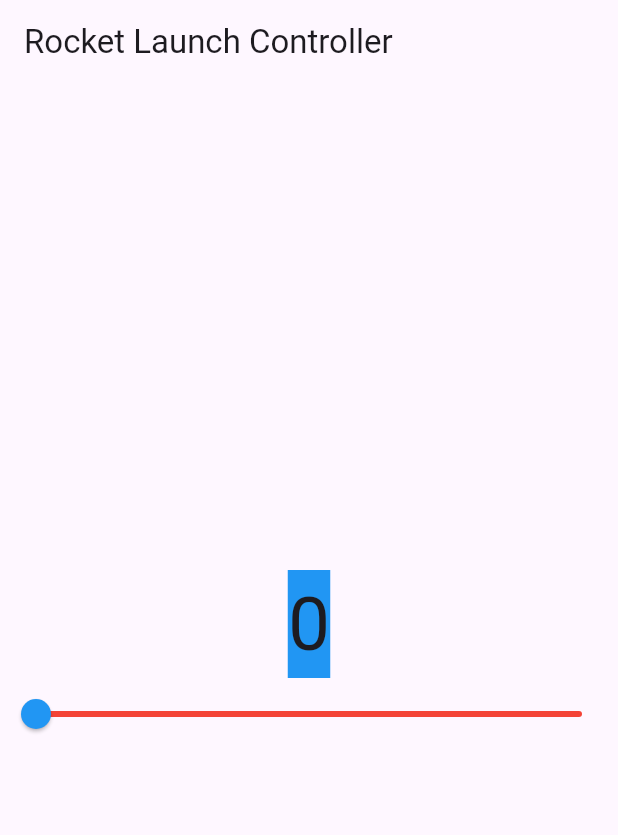
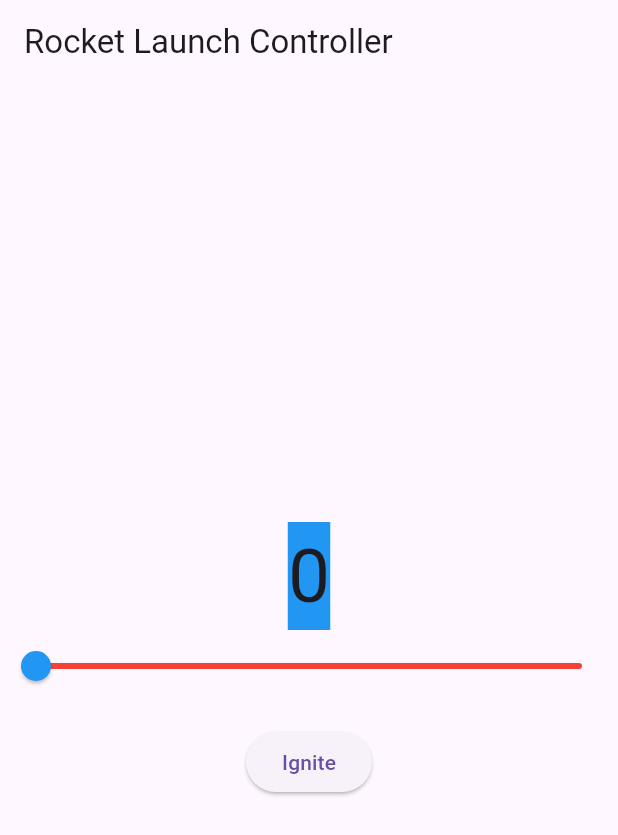
Before and after one commit to AyanLakhani14/rocket-launch-controller, a Flutter app: the screen it shows after launch, on a phone screen of 412 x 824 dp. Shown: the top 835 px of the screen. Run offline on Flutter 3.47's test engine with Material 3 defaults, Android fonts, the phone set to English and light mode, and no system bars.

Commit message:
Objective 1: Add Ignite button

```diff
--- a/lib/main.dart
+++ b/lib/main.dart
@@ -25,6 +25,16 @@ class CounterWidget extends StatefulWidget {
 class _CounterWidgetState extends State<CounterWidget> {
   // set counter value
   int _counter = 0;
+
+  static const int _maxFuel = 100;
+
+  void _ignite() {
+    setState(() {
+      if (_counter < _maxFuel) {
+        _counter++;
+      }
+    });
+  }
 
   @override
   Widget build(BuildContext context) {
@@ -56,6 +66,13 @@ class _CounterWidgetState extends State<CounterWidget> {
             activeColor: Colors.blue,
             inactiveColor: Colors.red,
           ),
+
+          const SizedBox(height: 16),
+
+          ElevatedButton(
+            onPressed: _ignite,
+            child: const Text('Ignite'),
+          ),
         ],
       ),
     );
```
